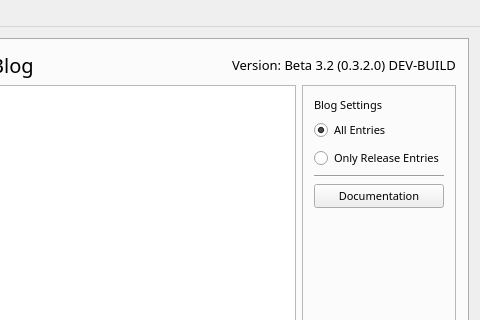
Old version of the form mainwindow.ui in the repository PhilInTheGaps/GM-Companion; both pictures show x 810 to 1290 and y 0 to 320 of the 1290 by 778 pixel window.
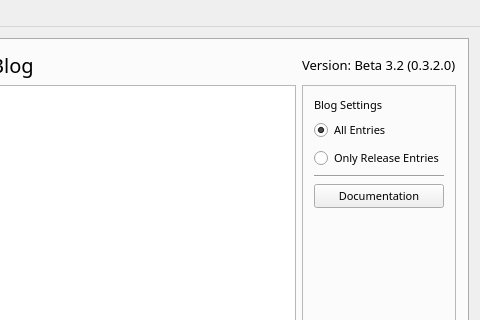
New version of the form. Icons and pictures are not drawn.

```diff
--- a/mainwindow.ui
+++ b/mainwindow.ui
@@ -246,7 +246,7 @@
                  </font>
                 </property>
                 <property name="text">
-                 <string>Version: Beta 3.2 (0.3.2.0) DEV-BUILD</string>
+                 <string>Version: Beta 3.2 (0.3.2.0)</string>
                 </property>
                </widget>
               </item>
```
